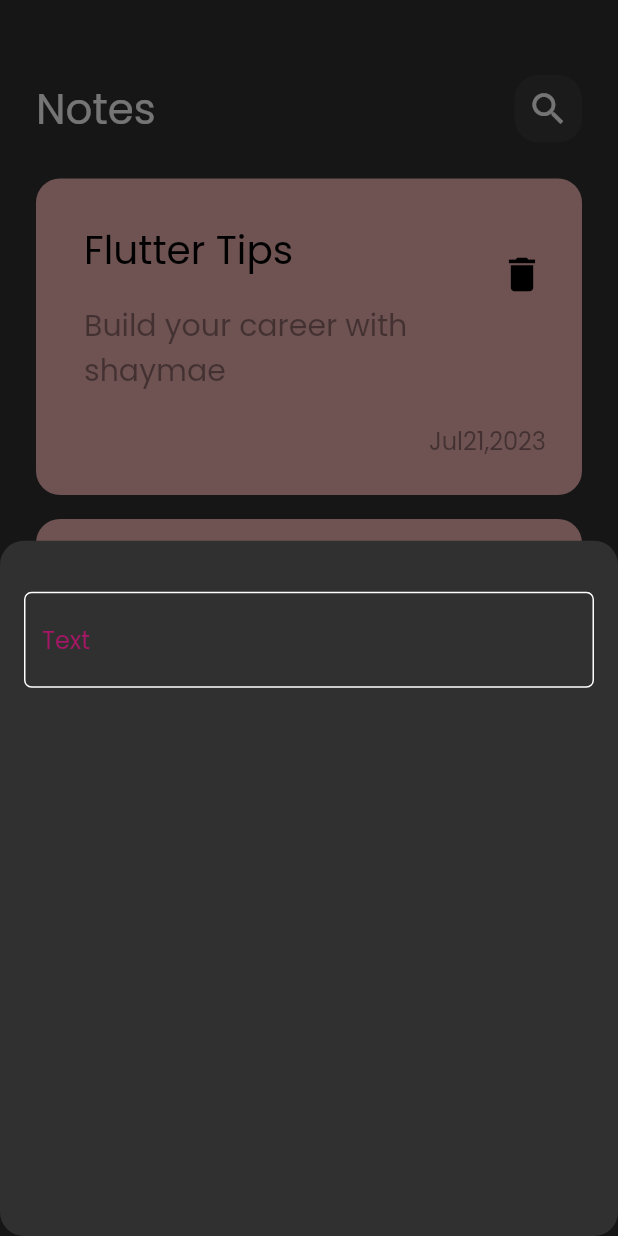
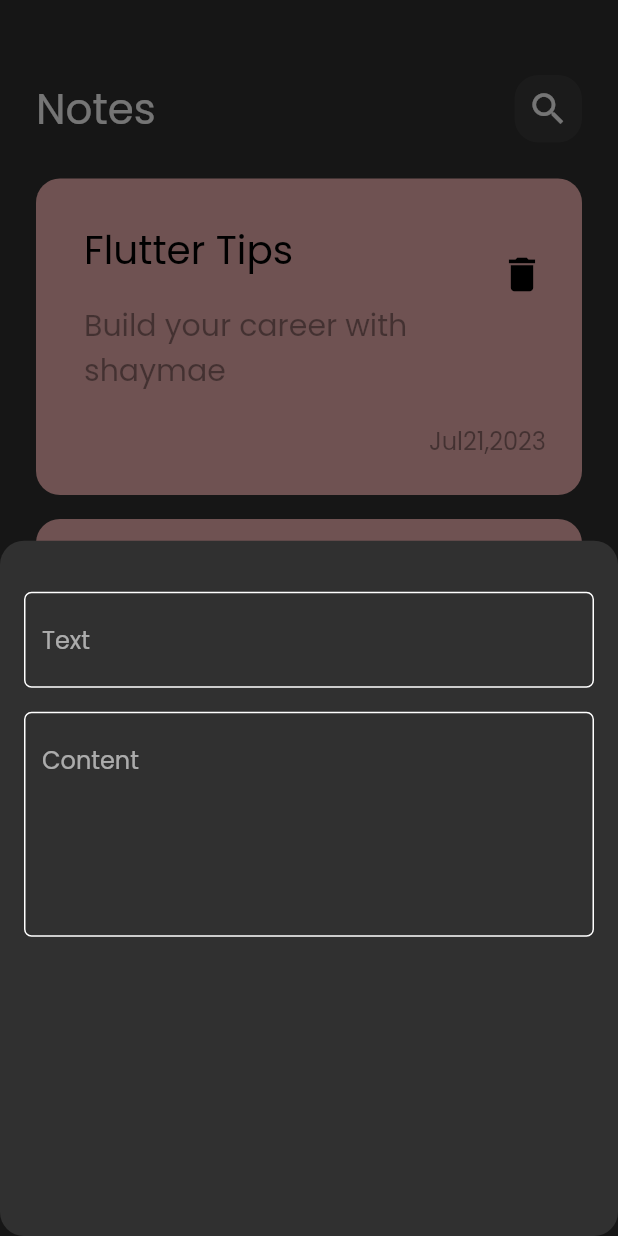
Before and after one commit to chaymaegh/notes-app, a Flutter app: the screen it shows after launch, after a tap on the "add" icon, on a phone screen of 412 x 824 dp. Run offline on Flutter 3.47's test engine with Material 2 defaults, Android fonts, the phone set to English and light mode, and no system bars.

Commit message:
add fields to bottom sheet

```diff
--- a/lib/views/widgets/add_note_bottom.dart
+++ b/lib/views/widgets/add_note_bottom.dart
@@ -18,7 +18,14 @@
         child: Column(
           children: [
             SizedBox(height: 34),
-            CustomTextField(),
+            CustomTextField(hint: "Text "),
+            SizedBox(
+              height: 16,
+            ),
+            CustomTextField(
+              hint: "Content",
+              maxLines: 5,
+            ),
           ],
         ),
       ),
--- a/lib/views/widgets/custom_text.field.dart
+++ b/lib/views/widgets/custom_text.field.dart
@@ -2,15 +2,19 @@
 import 'package:mission_list/constants.dart';
 
 class CustomTextField extends StatelessWidget {
-  const CustomTextField({super.key});
+  const CustomTextField({super.key, required this.hint, this.maxLines = 1});
+
+  final String hint;
+  final int maxLines;
 
   @override
   Widget build(BuildContext context) {
     return TextField(
       cursorColor: KPrimaryColor,
+      maxLines: maxLines,
       decoration: InputDecoration(
-        hintText: "Text",
-        hintStyle: TextStyle(color: KPrimaryColor),
+        hintText: hint,
+        // hintStyle: TextStyle(color: KPrimaryColor),
         border: buildBorder(),
         enabledBorder: buildBorder(),
         focusedBorder: buildBorder(KPrimaryColor),
```
